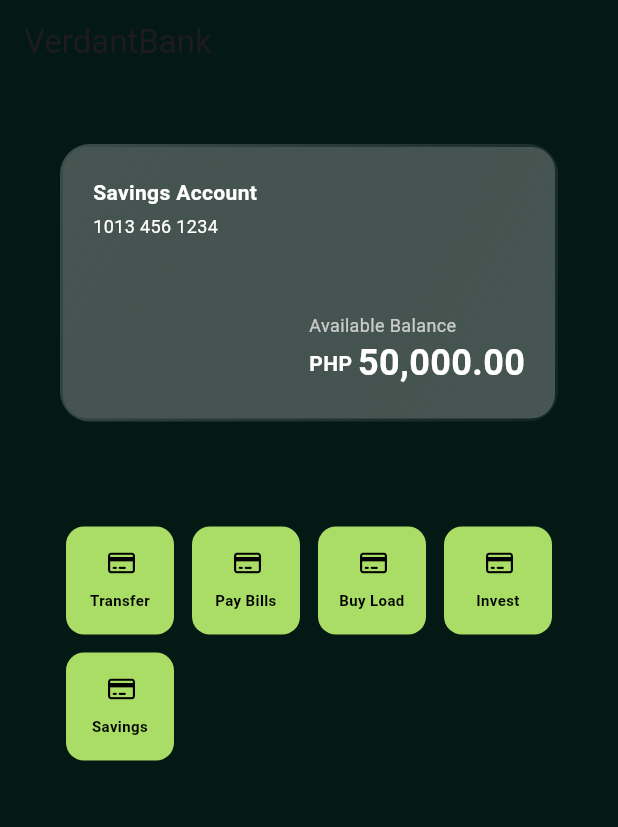
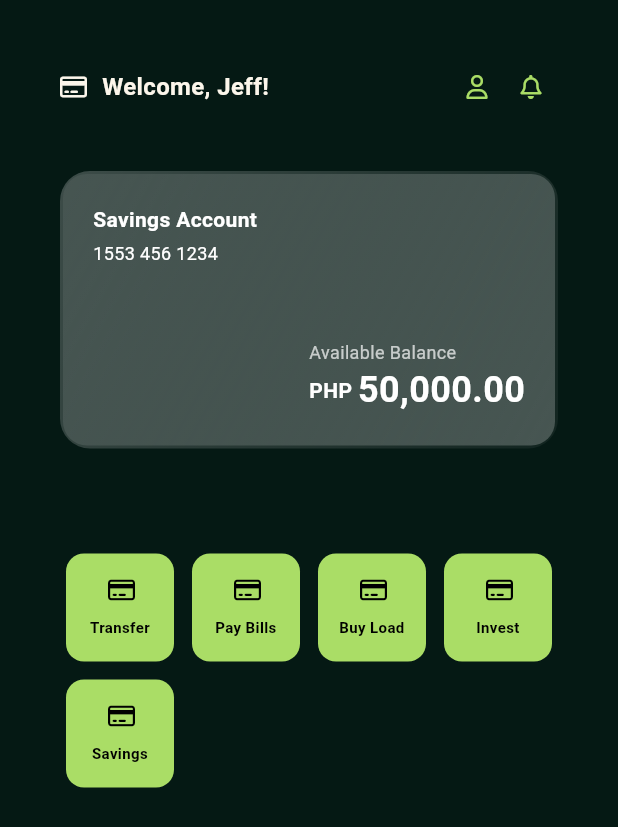
Before and after one commit to jeruzelcarpio/verdant-bank, a Flutter app: the screen it shows after launch, on a phone screen of 412 x 824 dp. Shown: the top 827 px of the screen. Run offline on Flutter 3.47's test engine with Material 3 defaults, Android fonts, the phone set to English and light mode, and no system bars; our stand-ins replace font_awesome_flutter.

Commit message:
Main + Buyload + Paybills

```diff
--- a/lib/account.dart
+++ b/lib/account.dart
@@ -3,11 +3,13 @@ class Account {
     String accLastName;
     String accNumber;
     double accBalance;
+    String accPhoneNum;
 
     Account({
         required this.accFirstName,
         required this.accLastName,
         required this.accNumber,
         required this.accBalance,
+        required this.accPhoneNum
     });
 }
--- a/lib/main.dart
+++ b/lib/main.dart
@@ -11,13 +11,14 @@ import 'package:verdantbank/components/card.dart';
 import 'package:verdantbank/components/menu_button.dart';
 import 'account.dart';
 
-
 Account userAccount = Account(
   accFirstName: "Jeff",
   accLastName: "Mendez",
-  accNumber: "1013 456 1234",
+  accNumber: "1553 456 1234",
   accBalance: 50000.00,
+  accPhoneNum: "09458746633"
 );
+
 void main() {
   runApp(VerdantBankApp());
 }
@@ -37,8 +38,19 @@ class VerdantBankApp extends StatelessWidget {
   }
 }
 
-class HomePage extends StatelessWidget {
+class HomePage extends StatefulWidget {
   const HomePage({super.key});
+
+  @override
+  _HomePageState createState() => _HomePageState();
+}
+
+class _HomePageState extends State<HomePage> {
+  void _updateAccount() {
+    setState(() {
+      // Trigger a rebuild to reflect the updated balance
+    });
+  }
 
   void _handleButtonPress(String action, BuildContext context) {
     print('$action button pressed');
@@ -47,7 +59,12 @@ class HomePage extends StatelessWidget {
     if (action == 'Transfer') {
       Navigator.push(
         context,
-        MaterialPageRoute(builder: (context) => TransferPage()),
+        MaterialPageRoute(
+          builder: (context) => TransferPage(
+            account: userAccount,
+            onUpdate: _updateAccount, // Pass the callback
+          ),
+        ),
       );
     }
 
@@ -85,24 +102,71 @@ class HomePage extends StatelessWidget {
         MaterialPageRoute(builder: (context) => TransactionsPage()),
       );
     }
-
   }
 
   @override
   Widget build(BuildContext context) {
     return Scaffold(
-        backgroundColor: AppColors.darkGreen,
-      appBar: AppBar(
-        title: Text('VerdantBank'),
-        backgroundColor: AppColors.darkGreen,
-      ),
-      body: Padding(
+      backgroundColor: AppColors.darkGreen,
+      body:
+      Padding(
         padding: const EdgeInsets.all(40.0),
         child: Column(
           mainAxisAlignment: MainAxisAlignment.start,
           children: [
-            CardIcon(savingAccountNum: userAccount.accNumber, accountBalance: userAccount.accBalance),
-            SizedBox(height: 70,),
+            Row(
+              crossAxisAlignment: CrossAxisAlignment.center,
+              mainAxisAlignment: MainAxisAlignment.spaceBetween,
+              children: [
+                Row(
+                  children: [
+                    Icon(
+                      FontAwesomeIcons.creditCard,
+                      size: 16,
+                      color: AppColors.milk,
+                    ),
+                    SizedBox(width: 12,),
+                    Text(
+                      "Welcome, ${userAccount.accFirstName}!",
+                      style: TextStyle(
+                        fontSize: 16,
+                        color: AppColors.milk,
+                        fontWeight: FontWeight.w700,
+                      ),
+                    ),
+                  ],
+                ),
+
+                Row(
+                  children: [
+                    Padding(padding: EdgeInsets.all(10),
+                    child:
+                      Icon(
+                        FontAwesomeIcons.user,
+                        size: 16,
+                        color: AppColors.lighterGreen,
+                      ),
+                    ),
+                    Padding(padding: EdgeInsets.all(10),
+                      child:
+                      Icon(
+                        FontAwesomeIcons.bell,
+                        size: 16,
+                        color: AppColors.lighterGreen,
+                      ),
+                    ),
+
+                  ],
+                ),
+              ],
+            ),
+            SizedBox(height: 38,),
+
+            CardIcon(
+              savingAccountNum: userAccount.accNumber,
+              accountBalance: userAccount.accBalance,
+            ),
+            SizedBox(height: 70),
             Wrap(
               spacing: 12,
               runSpacing: 12,
@@ -113,42 +177,38 @@ class HomePage extends StatelessWidget {
                   buttonName: "Transfer",
                   icon: FontAwesomeIcons.creditCard,
                   onPressColor: AppColors.lightGreen,
-                  onPressed:() => _handleButtonPress('Transfer', context) ,
+                  onPressed: () => _handleButtonPress('Transfer', context),
                 ),
-
                 MenuButton(
                   bgColor: AppColors.lighterGreen,
                   buttonName: "Pay Bills",
                   icon: FontAwesomeIcons.creditCard,
                   onPressColor: AppColors.lightGreen,
-                  onPressed:() => _handleButtonPress('Pay Bills', context) ,
+                  onPressed: () => _handleButtonPress('Pay Bills', context),
                 ),
-
                 MenuButton(
                   bgColor: AppColors.lighterGreen,
                   buttonName: "Buy Load",
                   icon: FontAwesomeIcons.creditCard,
                   onPressColor: AppColors.lightGreen,
-                  onPressed:() => _handleButtonPress('Buy Load', context) ,
+                  onPressed: () => _handleButtonPress('Buy Load', context),
                 ),
-
                 MenuButton(
                   bgColor: AppColors.lighterGreen,
                   buttonName: "Invest",
                   icon: FontAwesomeIcons.creditCard,
                   onPressColor: AppColors.lightGreen,
-                  onPressed:() => _handleButtonPress('Invest', context) ,
+                  onPressed: () => _handleButtonPress('Invest', context),
                 ),
                 MenuButton(
                   bgColor: AppColors.lighterGreen,
                   buttonName: "Savings",
                   icon: FontAwesomeIcons.creditCard,
                   onPressColor: AppColors.lightGreen,
-                  onPressed:() => _handleButtonPress('Savings', context) ,
+                  onPressed: () => _handleButtonPress('Savings', context),
                 ),
               ],
             ),
-
           ],
         ),
       ),
```
Also changed, not shown: lib/components/authentication_otp.dart (added, +193 -0 lines), lib/components/slide_to_confirm.dart (+42 -3 lines), lib/components/transaction_receipt.dart (+19 -8 lines), lib/transfer.dart (+113 -96 lines).
